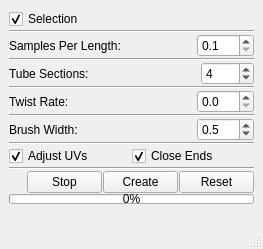
First picture: the form in ui/window.ui, repository iceanimations/generalizedCylinder, before the edit.
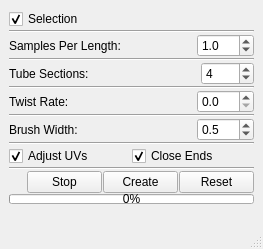
Second picture: the form after the edit.

Commit message: default value of samplesPerLengthBox2 set to 1.0 from 0.1

```diff
--- a/ui/window.ui
+++ b/ui/window.ui
@@ -71,6 +71,9 @@
         <property name="singleStep">
          <double>0.100000000000000</double>
         </property>
+        <property name="value">
+         <double>1.000000000000000</double>
+        </property>
        </widget>
       </item>
      </layout>
```
The commit also changes 4 other files.
